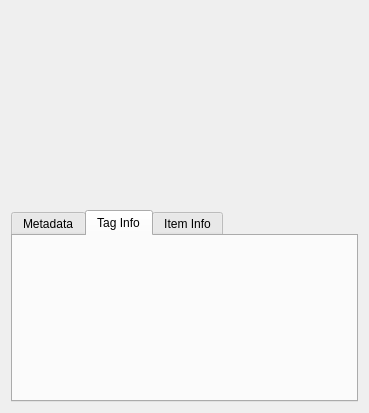
Old version of the form infowidget/InfoWidget.ui in the repository jgrewe/NixView.
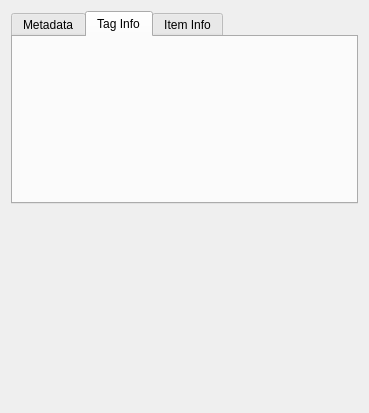
New version of the form. The open tabs and pages were chosen to show the change. Custom widgets are drawn as their Qt base class.

Commit message: [info widget] restructuring

```diff
--- a/infowidget/InfoWidget.ui
+++ b/infowidget/InfoWidget.ui
@@ -23,12 +23,6 @@
    <string notr="true"/>
   </property>
   <layout class="QVBoxLayout" name="verticalLayout">
-   <item>
-    <widget class="QStackedWidget" name="stackedWidget">
-     <widget class="QWidget" name="page"/>
-     <widget class="DataTable" name="table_page"/>
-    </widget>
-   </item>
    <item>
     <widget class="QSplitter" name="splitter">
      <property name="orientation">
@@ -113,6 +107,12 @@
      </widget>
     </widget>
    </item>
+   <item>
+    <widget class="QStackedWidget" name="stackedWidget">
+     <widget class="ChartWidget" name="charts_page"/>
+     <widget class="DataTable" name="table_page"/>
+    </widget>
+   </item>
   </layout>
  </widget>
  <customwidgets>
@@ -122,6 +122,12 @@
    <header>views/datatable.h</header>
    <container>1</container>
   </customwidget>
+  <customwidget>
+   <class>ChartWidget</class>
+   <extends>QWidget</extends>
+   <header>chartwidget.h</header>
+   <container>1</container>
+  </customwidget>
  </customwidgets>
  <resources/>
  <connections/>
```
Left out of the diff: 2 changed lines with no effect on the pictures. The commit also changes 4 other files.
